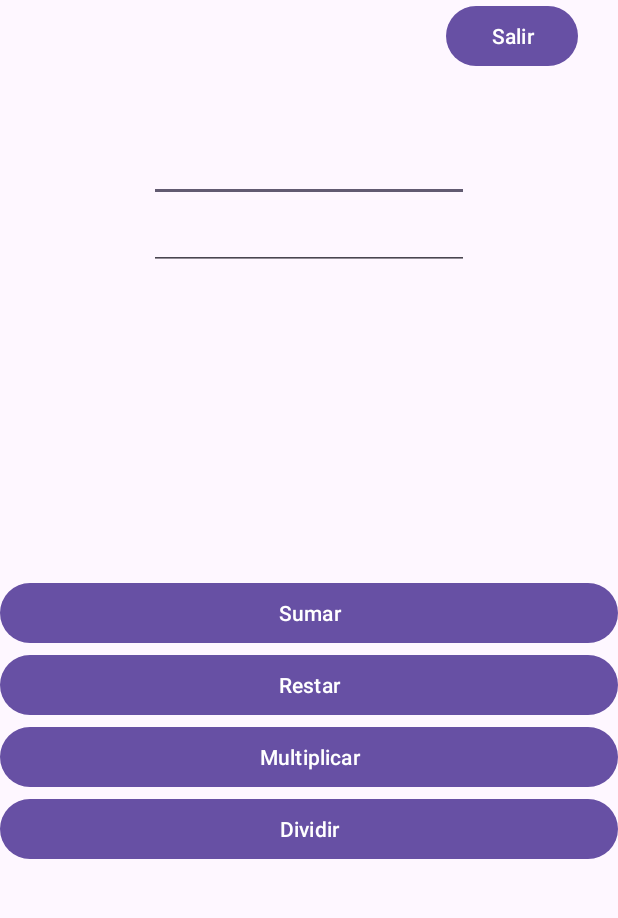
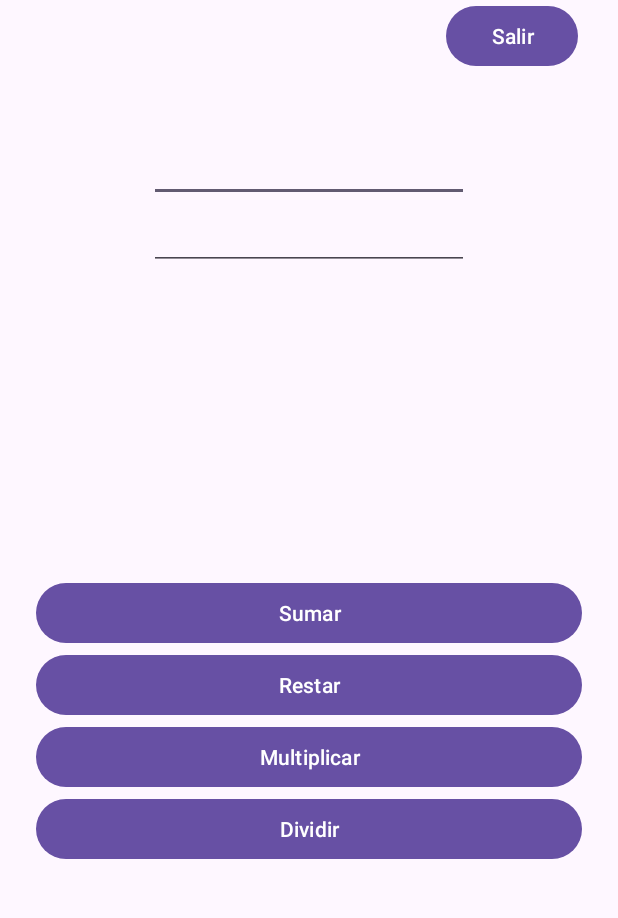
Before and after one commit to matiasblacker/calculadoraSimple, an Android app: the screen it shows after launch (MainActivity), after a tap on "Sumar", on a phone screen of 412 x 824 dp, the part 113-1031 px from its top. Run offline under Robolectric (Android 15) with nearby library versions, the phone set to English and light mode, and no system bars.

```diff
--- a/app/build.gradle.kts
+++ b/app/build.gradle.kts
@@ -1,5 +1,6 @@
 plugins {
     alias(libs.plugins.android.application)
+    alias(libs.plugins.jetbrains.kotlin.android)
 }
 
 android {
@@ -29,6 +30,9 @@ android {
         sourceCompatibility = JavaVersion.VERSION_1_8
         targetCompatibility = JavaVersion.VERSION_1_8
     }
+    kotlinOptions {
+        jvmTarget = "17"
+    }
 }
 
 dependencies {
@@ -37,6 +41,7 @@ dependencies {
     implementation(libs.material)
     implementation(libs.activity)
     implementation(libs.constraintlayout)
+    implementation(libs.core.ktx)
     testImplementation(libs.junit)
     androidTestImplementation(libs.ext.junit)
     androidTestImplementation(libs.espresso.core)
--- a/app/src/main/java/com/example/calculadorasimple/MainActivity.java
+++ /dev/null
@@ -1,113 +0,0 @@
-package com.example.calculadorasimple;
-
-import android.os.Bundle;
-import android.util.Log;
-import android.view.View;
-import android.widget.Button;
-import android.widget.EditText;
-import android.widget.TextView;
-import android.widget.Toast;
-import androidx.activity.EdgeToEdge;
-import androidx.appcompat.app.AppCompatActivity;
-
-public class MainActivity extends AppCompatActivity {
-    @Override
-    protected void onCreate(Bundle savedInstanceState) {
-        super.onCreate(savedInstanceState);
-        EdgeToEdge.enable(this);
-        setContentView(R.layout.activity_main);
-
-        EditText txt1 = findViewById(R.id.num1);
-        EditText txt2 = findViewById(R.id.num2);
-        TextView txt3 = findViewById(R.id.resultado);
-        Button btnsumar = findViewById(R.id.btnsumar);
-        Button btnrestar = findViewById(R.id.btnrestar);
-        Button btnmultiplicar = findViewById(R.id.btnmultiplicar);
-        Button btndividir = findViewById(R.id.btndividir);
-        Button btnsalir = findViewById(R.id.btnsalir);
-
-        btnsalir.setOnClickListener(new View.OnClickListener() {
-            @Override
-            public void onClick(View v) {
-                // Finalizar la actividad actual
-                finish();
-                // También puedes salir de la aplicación completamente si quieres
-                System.exit(0);
-            }
-        });
-
-        // Operación de suma
-        btnsumar.setOnClickListener(new View.OnClickListener() {
-            @Override
-            public void onClick(View view) {
-                realizarOperacion(txt1, txt2, txt3, "sumar");
-            }
-        });
-
-        // Operación de resta
-        btnrestar.setOnClickListener(new View.OnClickListener() {
-            @Override
-            public void onClick(View view) {
-                realizarOperacion(txt1, txt2, txt3, "restar");
-            }
-        });
-
-        // Operación de multiplicación
-        btnmultiplicar.setOnClickListener(new View.OnClickListener() {
-            @Override
-            public void onClick(View view) {
-                realizarOperacion(txt1, txt2, txt3, "multiplicar");
-            }
-        });
-
-        // Operación de división
-        btndividir.setOnClickListener(new View.OnClickListener() {
-            @Override
-            public void onClick(View view) {
-                realizarOperacion(txt1, txt2, txt3, "dividir");
-            }
-        });
-    }
-
-    private void realizarOperacion(EditText txt1, EditText txt2, TextView txt3, String operacion) {
-        String num1 = txt1.getText().toString();
-        String num2 = txt2.getText().toString();
-
-        try {
-            if (num1.isEmpty() || num2.isEmpty()) {
-                Toast mensaje = Toast.makeText(getApplicationContext(), "Debe ingresar valores", Toast.LENGTH_LONG);
-                mensaje.show();
-            } else {
-                int resultado = 0;
-                int numero1 = Integer.parseInt(num1);
-                int numero2 = Integer.parseInt(num2);
-
-                switch (operacion) {
-                    case "sumar":
-                        resultado = numero1 + numero2;
-                        break;
-                    case "restar":
-                        resultado = numero1 - numero2;
-                        break;
-                    case "multiplicar":
-                        resultado = numero1 * numero2;
-                        break;
-                    case "dividir":
-                        if (numero2 != 0) {
-                            resultado = numero1 / numero2;
-                        } else {
-                            Toast.makeText(getApplicationContext(), "No se puede dividir por cero", Toast.LENGTH_LONG).show();
-                            return;
-                        }
-                        break;
-                }
-
-                txt1.setText("");
-                txt2.setText("");
-                txt3.setText(String.valueOf(resultado));
-            }
-        } catch (Exception e) {
-            Log.e("Error", e.getMessage());
-        }
-    }
-}
--- /dev/null
+++ b/app/src/main/java/com/example/calculadorasimple/MainActivity.kt
@@ -0,0 +1,92 @@
+package com.example.calculadorasimple
+
+import android.os.Bundle
+import android.util.Log
+import android.widget.Button
+import android.widget.EditText
+import android.widget.TextView
+import android.widget.Toast
+import androidx.activity.enableEdgeToEdge
+import androidx.appcompat.app.AppCompatActivity
+
+class MainActivity : AppCompatActivity() {
+    override fun onCreate(savedInstanceState: Bundle?) {
+        //se cambio el protected void a override fun
+        super.onCreate(savedInstanceState)
+        this.enableEdgeToEdge()
+        setContentView(R.layout.activity_main)
+
+        // las variables con sus tipos pasaron a Val
+        val txt1 = findViewById<EditText>(R.id.num1)
+        val txt2 = findViewById<EditText>(R.id.num2)
+        val txt3 = findViewById<TextView>(R.id.resultado)
+        val btnsumar = findViewById<Button>(R.id.btnsumar)
+        val btnrestar = findViewById<Button>(R.id.btnrestar)
+        val btnmultiplicar = findViewById<Button>(R.id.btnmultiplicar)
+        val btndividir = findViewById<Button>(R.id.btndividir)
+        val btnsalir = findViewById<Button>(R.id.btnsalir)
+
+        btnsalir.setOnClickListener { // Finalizar la actividad actual
+            finish() // se redujo la funcion para poder salir
+            // También puedes salir de la aplicación completamente si quieres
+            System.exit(0)
+        }
+
+        //las operaciones se redujeron en codigo
+        // Operación de suma
+        btnsumar.setOnClickListener { realizarOperacion(txt1, txt2, txt3, "sumar") }
+
+        // Operación de resta
+        btnrestar.setOnClickListener { realizarOperacion(txt1, txt2, txt3, "restar") }
+
+        // Operación de multiplicación
+        btnmultiplicar.setOnClickListener { realizarOperacion(txt1, txt2, txt3, "multiplicar") }
+
+        // Operación de división
+        btndividir.setOnClickListener { realizarOperacion(txt1, txt2, txt3, "dividir") }
+    }
+    // se simplifico la funcion de realizar la operacion
+    private fun realizarOperacion(
+        txt1: EditText,
+        txt2: EditText,
+        txt3: TextView,
+        operacion: String
+    ) {
+        val num1 = txt1.text.toString()
+        val num2 = txt2.text.toString()
+
+        try {
+            if (num1.isEmpty() || num2.isEmpty()) {
+                val mensaje =
+                    Toast.makeText(applicationContext, "Debe ingresar valores", Toast.LENGTH_LONG)
+                mensaje.show()
+            } else {
+                var resultado = 0
+                val numero1 = num1.toInt()
+                val numero2 = num2.toInt()
+
+                //ya no se hace uso de switch
+                when (operacion) {
+                    "sumar" -> resultado = numero1 + numero2
+                    "restar" -> resultado = numero1 - numero2
+                    "multiplicar" -> resultado = numero1 * numero2
+                    "dividir" -> if (numero2 != 0) {
+                        resultado = numero1 / numero2
+                    } else {
+                        Toast.makeText(
+                            applicationContext,
+                            "No se puede dividir por cero",
+                            Toast.LENGTH_LONG
+                        ).show()
+                        return
+                    }
+                }
+                txt1.setText("")
+                txt2.setText("")
+                txt3.text = resultado.toString()
+            }
+        } catch (e: Exception) {
+            Log.e("Error", e.message!!)
+        }
+    }
+}
--- a/app/src/main/res/layout/activity_main.xml
+++ b/app/src/main/res/layout/activity_main.xml
@@ -56,6 +56,8 @@
         android:layout_height="wrap_content"
         android:layout_marginTop="32dp"
         android:orientation="vertical"
+        android:layout_marginStart="24dp"
+        android:layout_marginEnd="24dp"
         app:layout_constraintBottom_toBottomOf="parent"
         app:layout_constraintEnd_toEndOf="parent"
         app:layout_constraintStart_toStartOf="parent"
--- a/build.gradle.kts
+++ b/build.gradle.kts
@@ -1,4 +1,5 @@
 // Top-level build file where you can add configuration options common to all sub-projects/modules.
 plugins {
     alias(libs.plugins.android.application) apply false
+    alias(libs.plugins.jetbrains.kotlin.android) apply false
 }
--- a/gradle/libs.versions.toml
+++ b/gradle/libs.versions.toml
@@ -7,6 +7,8 @@ appcompat = "1.7.0"
 material = "1.12.0"
 activity = "1.9.2"
 constraintlayout = "2.1.4"
+kotlin = "2.0.21"
+coreKtx = "1.13.1"
 
 [libraries]
 junit = { group = "junit", name = "junit", version.ref = "junit" }
@@ -16,6 +18,8 @@ appcompat = { group = "androidx.appcompat", name = "appcompat", version.ref = "a
 material = { group = "com.google.android.material", name = "material", version.ref = "material" }
 activity = { group = "androidx.activity", name = "activity", version.ref = "activity" }
 constraintlayout = { group = "androidx.constraintlayout", name = "constraintlayout", version.ref = "constraintlayout" }
+core-ktx = { group = "androidx.core", name = "core-ktx", version.ref = "coreKtx" }
 
 [plugins]
 android-application = { id = "com.android.application", version.ref = "agp" }
+jetbrains-kotlin-android = { id = "org.jetbrains.kotlin.android", version.ref = "kotlin" }
```
